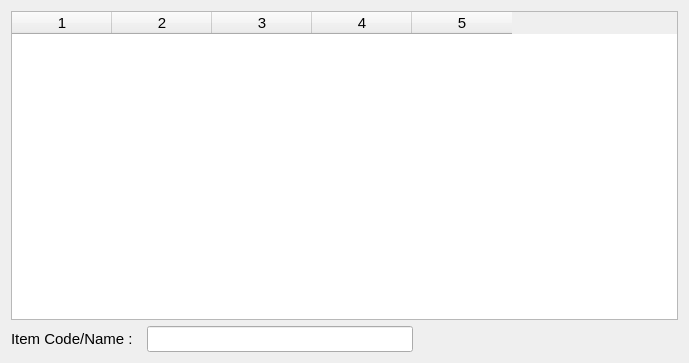
Before: the Qt Designer form estorecpp/addbillitem.ui in Watti/estorecpp, drawn with Qt 5.
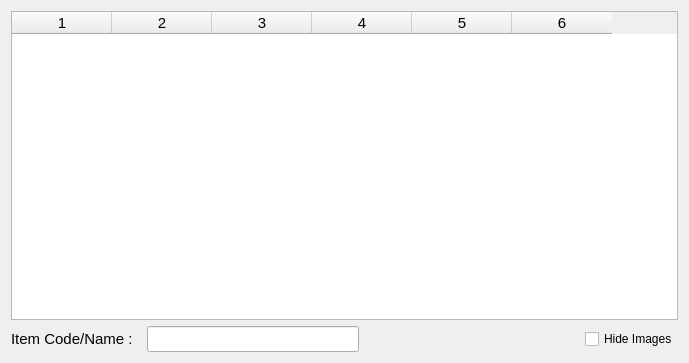
After: the same form once the commit is applied.

Commit message: item image added to the addbillitem ui

The edit to the form file:
```diff
--- a/estorecpp/addbillitem.ui
+++ b/estorecpp/addbillitem.ui
@@ -22,13 +22,14 @@
       </font>
      </property>
      <property name="columnCount">
-      <number>5</number>
+      <number>6</number>
      </property>
      <column/>
      <column/>
      <column/>
      <column/>
      <column/>
+     <column/>
     </widget>
    </item>
    <item>
@@ -73,6 +74,13 @@
        </property>
       </spacer>
      </item>
+     <item>
+      <widget class="QCheckBox" name="hideImages">
+       <property name="text">
+        <string>Hide Images</string>
+       </property>
+      </widget>
+     </item>
     </layout>
    </item>
   </layout>
```
The commit also changes 2 other files.
